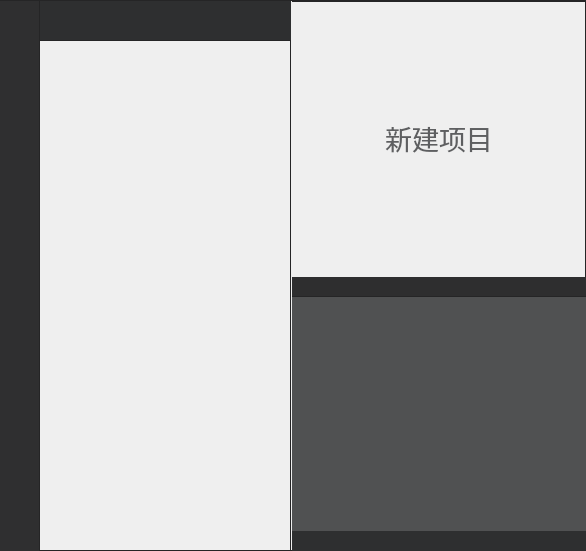
The window that qtproj/AVS8086/widget_ui/mainwidget/mainwidget.ui (supine0703/AVS8086) describes before a commit, drawn with Qt 5.
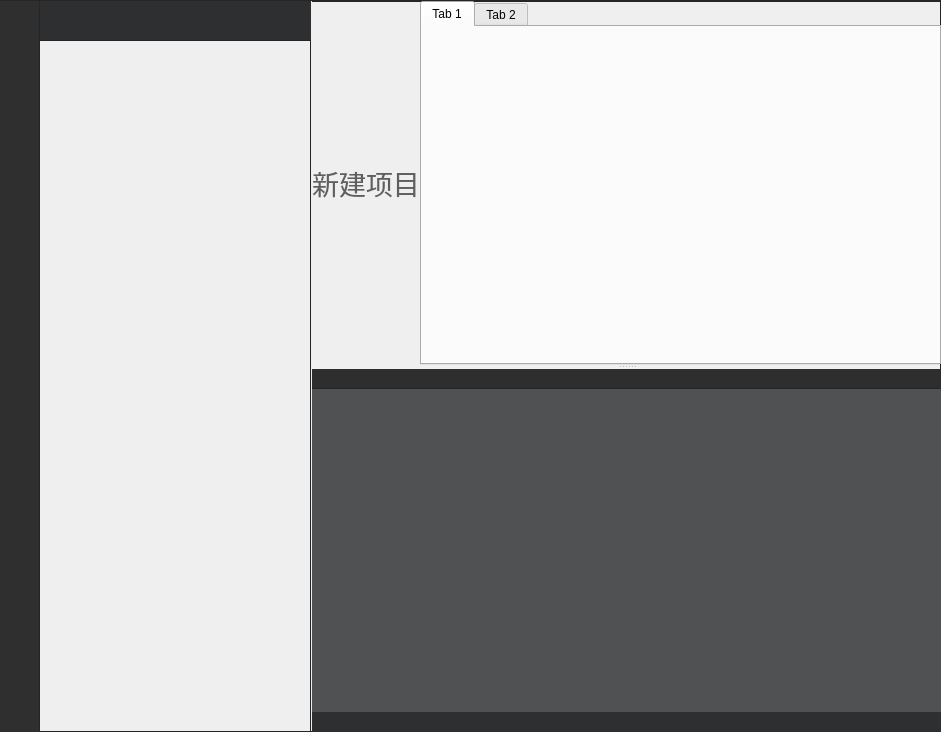
The same window after the commit. Icons and pictures are not drawn.

What changed in the file:
```diff
--- a/qtproj/AVS8086/widget_ui/mainwidget/mainwidget.ui
+++ b/qtproj/AVS8086/widget_ui/mainwidget/mainwidget.ui
@@ -6,8 +6,8 @@
    <rect>
     <x>0</x>
     <y>0</y>
-    <width>586</width>
-    <height>551</height>
+    <width>941</width>
+    <height>732</height>
    </rect>
   </property>
   <property name="windowTitle">
@@ -18,7 +18,7 @@
 border: 1px solid rgb(37,37,38);
 }</string>
   </property>
-  <layout class="QHBoxLayout" name="horizontalLayout_6">
+  <layout class="QVBoxLayout" name="verticalLayout_9">
    <property name="spacing">
     <number>0</number>
    </property>
@@ -438,35 +438,25 @@
                 </property>
                 <item>
                  <widget class="QSplitter" name="splitter_2">
-                  <property name="styleSheet">
-                   <string notr="true">#splitter_2{
-}</string>
-                  </property>
                   <property name="orientation">
                    <enum>Qt::Vertical</enum>
                   </property>
-                  <property name="handleWidth">
-                   <number>1</number>
-                  </property>
                   <widget class="QWidget" name="widget_4" native="true">
-                   <property name="minimumSize">
-                    <size>
-                     <width>0</width>
-                     <height>0</height>
-                    </size>
+                   <property name="layoutDirection">
+                    <enum>Qt::LeftToRight</enum>
                    </property>
-                   <layout class="QHBoxLayout" name="horizontalLayout_7">
+                   <layout class="QHBoxLayout" name="horizontalLayout_6">
                     <property name="spacing">
                      <number>0</number>
                     </property>
                     <property name="leftMargin">
-                     <number>5</number>
+                     <number>0</number>
                     </property>
                     <property name="topMargin">
                      <number>0</number>
                     </property>
                     <property name="rightMargin">
-                     <number>5</number>
+                     <number>0</number>
                     </property>
                     <property name="bottomMargin">
                      <number>0</number>
@@ -501,9 +491,92 @@
                       </property>
                      </widget>
                     </item>
+                    <item>
+                     <widget class="QTabWidget" name="tabWidget">
+                      <property name="styleSheet">
+                       <string notr="true">QTabBar::tab {
+    border-top-left-radius: 4px;
+    border-top-right-radius: 4px;
+    min-width: 8ex;
+	min-height: 4ex;
+    padding: 6px;
+	padding-left: 8px; 
+	padding-right: 8px;
+	color: rgb(175, 175, 175);
+}
+
+QTabBar::tab:selected {
+	border-bottom: 2px solid rgb(0, 157, 255);
+	color: rgb(250, 250, 250);
+}
+
+QTabBar::close-button:hover {
+    background-color:rgb(109, 113, 121) ; /* 鼠标悬停时的背景颜色 */
+}
+
+QTabBar::close-button{
+	image: url(:/icon_window_close.png);
+
+	border-radius: 3px; /* 设置圆角 */
+}
+
+QTabWidget::pane {
+    border: 0;
+    border-top: 1px solid ;
+	color: rgb(148, 149, 150);
+}
+
+
+
+QTabBar::close-button:hover | selected{
+	background-color: rgb(169, 171, 172);
+}
+-</string>
+                      </property>
+                      <property name="currentIndex">
+                       <number>0</number>
+                      </property>
+                      <property name="usesScrollButtons">
+                       <bool>true</bool>
+                      </property>
+                      <widget class="QWidget" name="tab">
+                       <attribute name="title">
+                        <string>Tab 1</string>
+                       </attribute>
+                       <layout class="QHBoxLayout" name="horizontalLayout_7">
+                        <property name="spacing">
+                         <number>0</number>
+                        </property>
+                        <property name="leftMargin">
+                         <number>0</number>
+                        </property>
+                        <property name="topMargin">
+                         <number>0</number>
+                        </property>
+                        <property name="rightMargin">
+                         <number>0</number>
+                        </property>
+                        <property name="bottomMargin">
+                         <number>0</number>
+                        </property>
+                       </layout>
+                      </widget>
+                      <widget class="QWidget" name="tab_2">
+                       <attribute name="title">
+                        <string>Tab 2</string>
+                       </attribute>
+                      </widget>
+                     </widget>
+                    </item>
                    </layout>
                   </widget>
                   <widget class="QWidget" name="widget_3" native="true">
+                   <property name="minimumSize">
+                    <size>
+                     <width>0</width>
+                     <height>0</height>
+                    </size>
+                   </property>
                    <property name="maximumSize">
                     <size>
                      <width>16777215</width>
```
Left out of the diff: 2 changed lines with no effect on the pictures.
